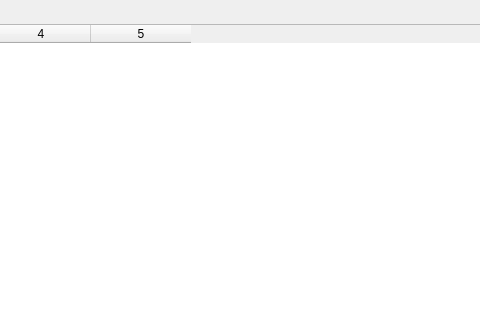
Above: Project/ui/sales_frame.ui from Selvam-T/POS before the change; both pictures show x 310 to 790 and y 0 to 320 of the 1078 by 745 pixel window. Below: the same form after it.
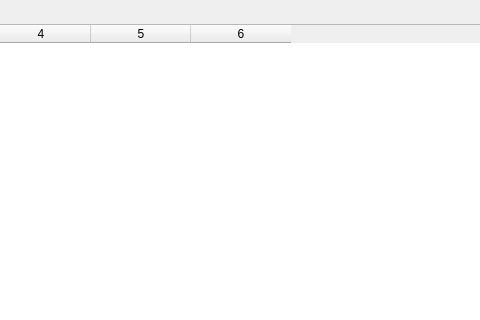
That is the form after the change.

Commit message: SalesTable populate rows with undesired effects, may need rewrite

Patch:
```diff
--- a/Project/ui/sales_frame.ui
+++ b/Project/ui/sales_frame.ui
@@ -39,8 +39,24 @@
       <number>0</number>
      </property>
      <property name="columnCount">
-      <number>5</number>
-     </property>
+    <number>6</number>
+   </property>
+  <property name="alternatingRowColors">
+   <bool>true</bool>
+  </property>
+   <property name="editTriggers">
+    <set>QAbstractItemView::NoEditTriggers</set>
+   </property>
+   <property name="selectionBehavior">
+    <enum>QAbstractItemView::SelectRows</enum>
+   </property>
+   <property name="selectionMode">
+    <enum>QAbstractItemView::SingleSelection</enum>
+   </property>
+   <attribute name="verticalHeaderVisible">
+    <bool>false</bool>
+   </attribute>
+   <column/>
      <column/>
      <column/>
      <column/>
```
Lines whose indentation alone changed are shown as unchanged. The commit also changes 8 other files.
